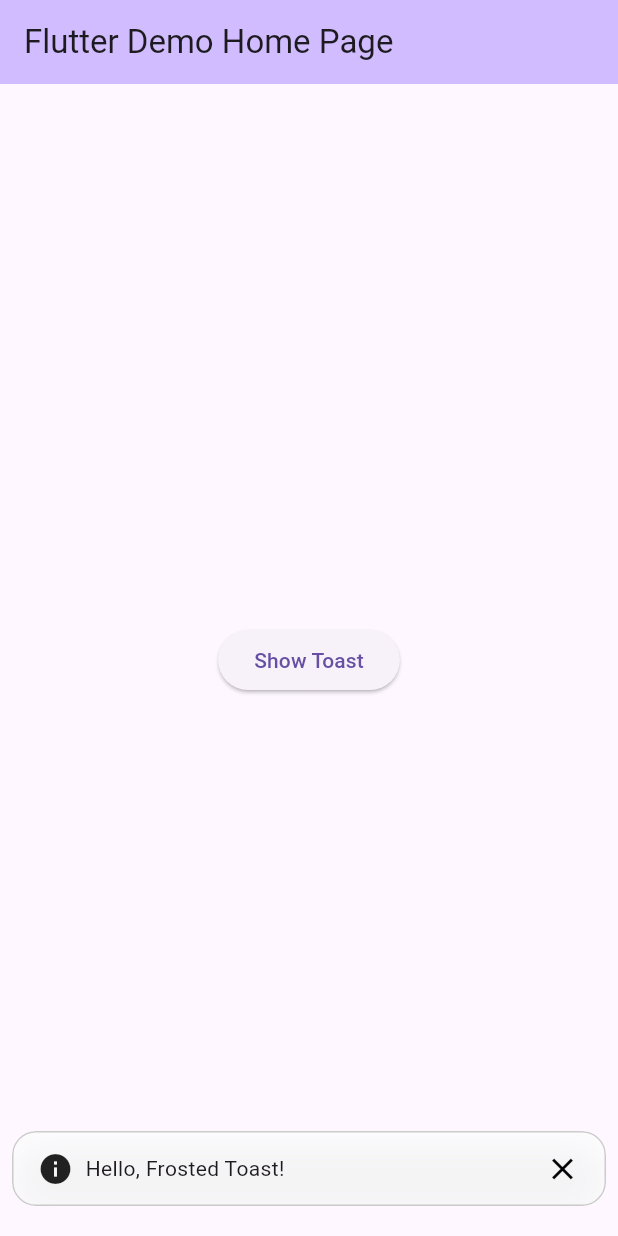
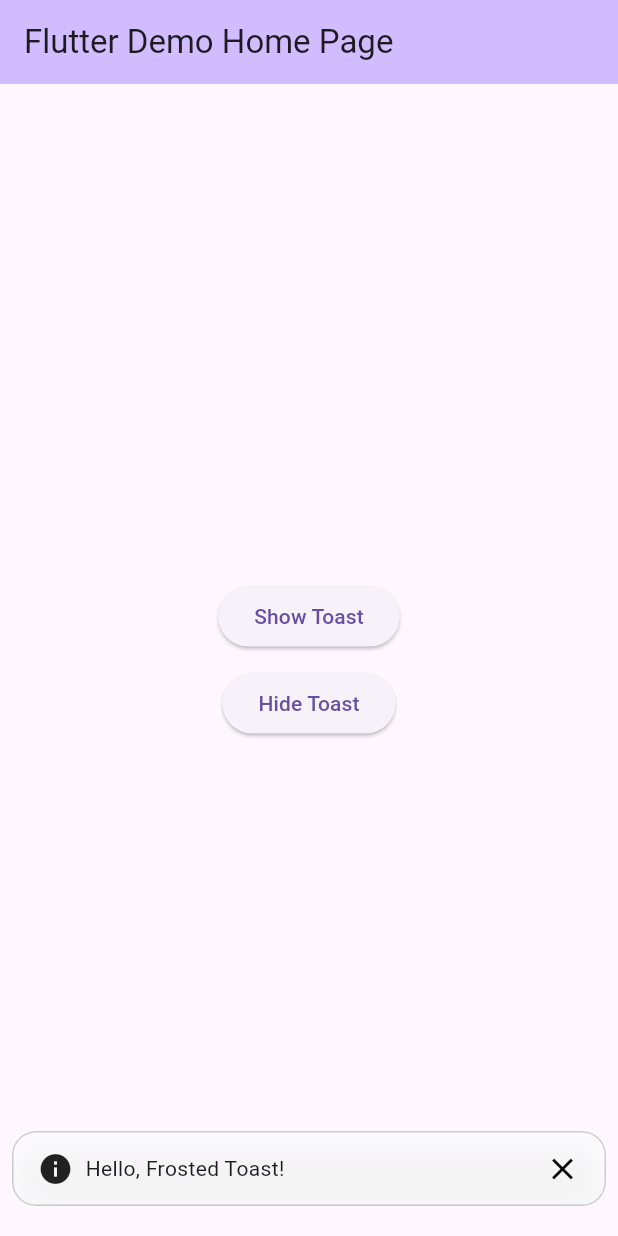
Before and after one commit to febryardiansyah/frosted-toast, a Flutter app: the MyHomePage screen opened directly, after a tap on "Show Toast", on a phone screen of 412 x 824 dp. Run offline on Flutter 3.47's test engine with Material 3 defaults, Android fonts, the phone set to English and light mode, and no system bars.

```diff
--- a/example/lib/main.dart
+++ b/example/lib/main.dart
@@ -1,4 +1,3 @@
-import 'package:flutter/cupertino.dart';
 import 'package:flutter/material.dart';
 import 'package:frosted_toast/frosted_toast.dart';
 
@@ -13,8 +12,8 @@ class MyApp extends StatelessWidget {
   Widget build(BuildContext context) {
     return MaterialApp(
       title: 'Flutter Demo',
-      // theme: ThemeData.dark(useMaterial3: true),
       home: const MyHomePage(title: 'Flutter Demo Home Page'),
+      debugShowCheckedModeBanner: false,
       builder: (context, child) {
         return FrostedToastOverlay(
           child: child ?? const MyHomePage(title: 'Flutter Demo Home Page'),
@@ -40,7 +39,7 @@ class _MyHomePageState extends State<MyHomePage> {
       options: const FrostedToastOptions(
         message: 'Hello, Frosted Toast!',
         alignment: Alignment.bottomCenter,
-        // autoDismiss: false,
+        autoDismiss: false,
         child: Row(
           children: [
             Icon(Icons.info),
@@ -60,6 +59,10 @@ class _MyHomePageState extends State<MyHomePage> {
     );
   }
 
+  void hideToast(){
+    FrostedToastService.dismissToast();
+  }
+
   @override
   Widget build(BuildContext context) {
     return Scaffold(
@@ -68,9 +71,19 @@ class _MyHomePageState extends State<MyHomePage> {
         title: Text(widget.title),
       ),
       body: Center(
-        child: ElevatedButton(
-          onPressed: onShowToast,
-          child: const Text('Show Toast'),
+        child: Column(
+          mainAxisAlignment: MainAxisAlignment.center,
+          children: [
+            ElevatedButton(
+              onPressed: onShowToast,
+              child: const Text('Show Toast'),
+            ),
+            const SizedBox(height: 10),
+            ElevatedButton(
+              onPressed: hideToast,
+              child: const Text('Hide Toast'),
+            ),
+          ],
         ),
       ),
     );
--- a/lib/frosted_toast.dart
+++ b/lib/frosted_toast.dart
@@ -1,4 +1,3 @@
 library frosted_toast;
 
 export 'src/frosted_toast_component.dart';
-export 'src/frosted_toast_service.dart';
--- a/lib/src/frosted_toast_component.dart
+++ b/lib/src/frosted_toast_component.dart
@@ -1,5 +1,7 @@
 import 'dart:ui';
 import 'package:flutter/material.dart';
+
+part 'frosted_toast_service.dart';
 
 class FrostedToastOptions {
   final String message;
@@ -9,6 +11,7 @@ class FrostedToastOptions {
   final Widget? child;
   final Duration autoDismissDuration;
   final bool autoDismiss;
+  final void Function(_FrostedToastComponentState state)? onInit;
 
   const FrostedToastOptions({
     this.message = '',
@@ -18,6 +21,7 @@ class FrostedToastOptions {
     this.child,
     this.autoDismissDuration = const Duration(seconds: 3),
     this.autoDismiss = true,
+    this.onInit,
   });
 }
 
@@ -60,6 +64,7 @@ class _FrostedToastComponentState extends State<FrostedToastComponent>
       CurvedAnimation(parent: _animationController, curve: Curves.easeOut),
     );
 
+    options.onInit?.call(this);
     _animationController.forward();
 
     if (options.autoDismiss) {
@@ -67,6 +72,11 @@ class _FrostedToastComponentState extends State<FrostedToastComponent>
         _animationController.reverse().then((_) => widget.onDismiss());
       });
     }
+  }
+
+  void dismiss() async {
+    await _animationController.reverse();
+    widget.onDismiss();
   }
 
   @override
@@ -127,11 +137,12 @@ class _FrostedToastComponentState extends State<FrostedToastComponent>
                             ),
                       ),
                       GestureDetector(
-                        onTap: () {
-                          _animationController
-                              .reverse()
-                              .then((_) => widget.onDismiss());
-                        },
+                        // onTap: () {
+                        //   _animationController
+                        //       .reverse()
+                        //       .then((_) => widget.onDismiss());
+                        // },
+                        onTap: dismiss,
                         child: Icon(
                           Icons.close,
                           color: isDarkMode ? Colors.white : Colors.black,
--- a/lib/src/frosted_toast_service.dart
+++ b/lib/src/frosted_toast_service.dart
@@ -1,8 +1,8 @@
-import 'package:flutter/material.dart';
-import 'package:frosted_toast/frosted_toast.dart';
+part of 'frosted_toast_component.dart';
 
 class FrostedToastOverlay extends StatelessWidget {
   final Widget child;
+
   const FrostedToastOverlay({super.key, required this.child});
 
   @override
@@ -20,14 +20,19 @@ class FrostedToastOverlay extends StatelessWidget {
 
 class FrostedToastService {
   static final GlobalKey<OverlayState> _overlayKey = GlobalKey<OverlayState>();
+  static OverlayEntry? _overlayEntry;
+  static _FrostedToastComponentState? _toastState;
+
+  static bool get isInitialized => _overlayKey.currentState?.mounted == true;
 
   static void showToast(
     BuildContext context, {
     FrostedToastOptions options = const FrostedToastOptions(),
   }) {
-    late OverlayEntry overlayEntry;
+    _checkInitialize();
+    dismissToast();
 
-    overlayEntry = OverlayEntry(
+    _overlayEntry = OverlayEntry(
       builder: (context) => FrostedToastComponent(
         options: FrostedToastOptions(
           message: options.message,
@@ -37,14 +42,46 @@ class FrostedToastService {
           insetsPadding: options.insetsPadding,
           autoDismissDuration: options.autoDismissDuration,
           autoDismiss: options.autoDismiss,
+          onInit: (state) => _toastState = state,
         ),
         onDismiss: () {
-          overlayEntry.remove();
+          _overlayEntry?.remove();
+          _overlayEntry = null;
+          _toastState = null;
         },
       ),
     );
 
-    _overlayKey.currentState?.insert(overlayEntry);
+    if (_overlayEntry != null) _overlayKey.currentState?.insert(_overlayEntry!);
+  }
+
+  static void dismissToast() {
+    _checkInitialize();
+    if (_toastState != null) {
+      _toastState?.dismiss();
+    } else {
+      _overlayEntry?.remove();
+      _overlayEntry = null;
+    }
+  }
+
+  static void _checkInitialize() {
+    if (!isInitialized) {
+      throw Exception(
+          '''FrostedToastOverlay is not initialized. Please wrap your app with FrostedToastOverlay.
+            Example:
+              return MaterialApp(
+                title: 'Flutter Demo',
+                home: const MyHomePage(title: 'Flutter Demo Home Page'),
+                debugShowCheckedModeBanner: false,
+                builder: (context, child) {
+                  return FrostedToastOverlay(
+                    child: child ?? const MyHomePage(title: 'Flutter Demo Home Page'),
+                  );
+                },
+              );
+          ''');
+    }
   }
 
   static GlobalKey<OverlayState> get overlayKey => _overlayKey;
```
